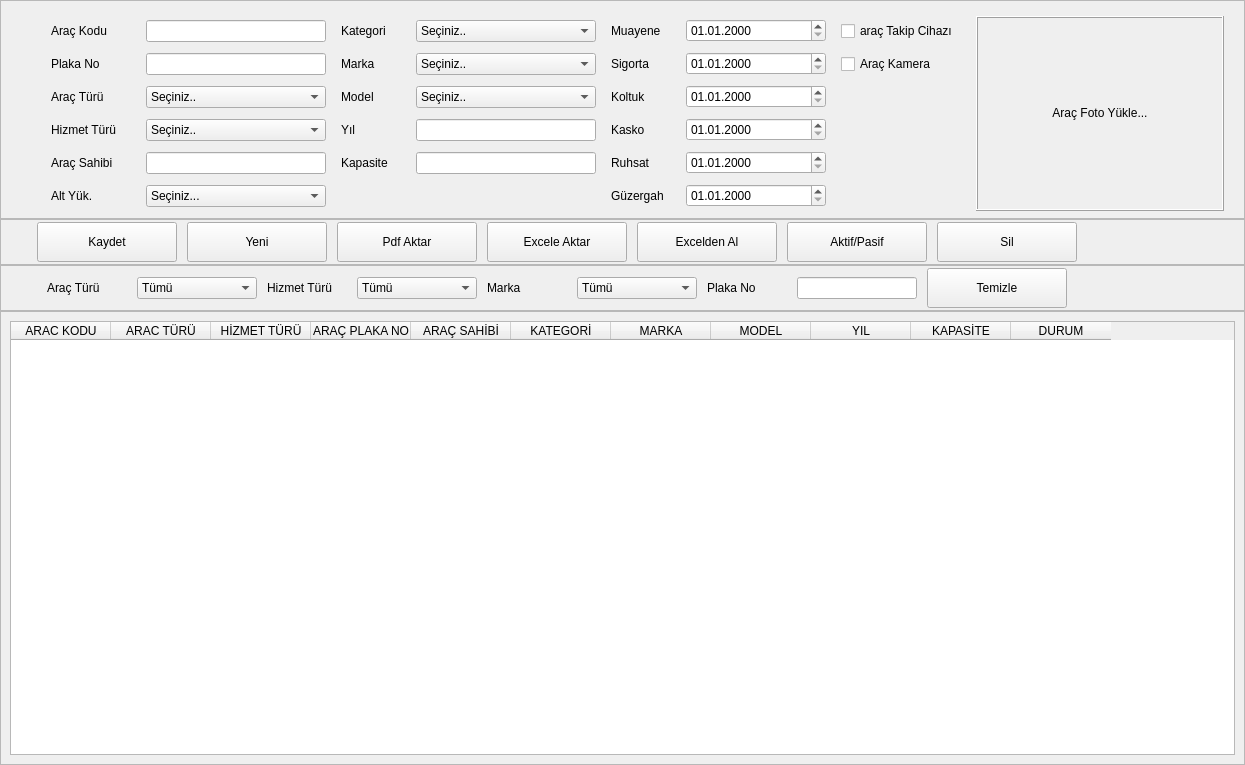
Old version of the form ui/ui_files/vehicles_window.ui in the repository AyhanErcan70/SATTUP.
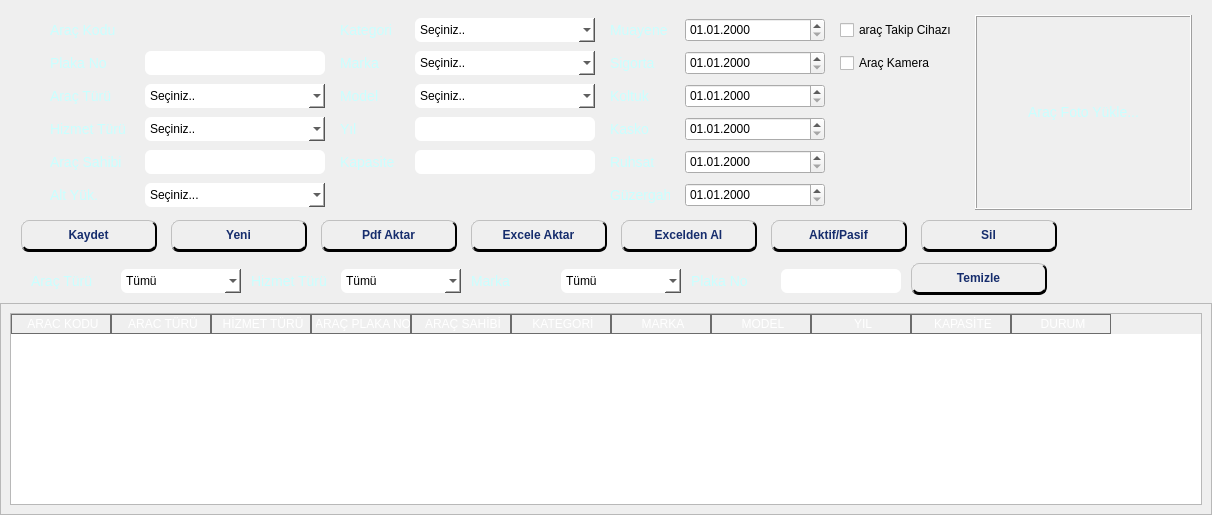
New version of the form. Icons and pictures are not drawn.

Commit message: UI layout/style updates (designer)

What changed in the file:
```diff
--- a/ui/ui_files/vehicles_window.ui
+++ b/ui/ui_files/vehicles_window.ui
@@ -7,14 +7,126 @@
     <x>0</x>
     <y>0</y>
     <width>1245</width>
-    <height>765</height>
+    <height>0</height>
    </rect>
   </property>
   <property name="windowTitle">
    <string>Form</string>
   </property>
   <property name="styleSheet">
-   <string notr="true"/>
+   <string notr="true">QWidget#main_form{border-image: url(:/resimler/a22.png);}
+QWidget#main_form QLabel{color: rgb(202, 255, 255);font_family: &quot;Calibri&quot;;font-size: 14px;}
+
+QFrame#top_frame, QFrame#middle_n_frame, QFrame#middle_s_frame{background: transparent;}
+
+QFrame#top_frame QLineEdit#txt_personel_kodu, QFrame#top_frame QLineEdit#txt_musteri_kodu, QFrame#top_frame QLineEdit#txt_arac_kodu, QFrame#top_frame QLineEdit#txt_sozlesme_kodu{
+	border: none;
+	background:none;
+	background-color:transparent;
+	font-family: &quot;&quot;Poppins&quot;&quot;;
+	font-weight: bold;
+	font-size: 12pt;
+	text-align: center;
+	color:#00ff7f;
+}
+
+QFrame QLineEdit, QFrame QComboBox, QFrame QateEdit {
+	
+	background-color: #fff;
+	border-radius: 6px;
+} 
+QFrame QLineEdit:focus, QFrame QComboBox:focus, QFrame QateEdit:focus {
+	background-color: #ffff10;
+	border: 1px solid #da0000;
+	border-radius: 6px;
+} 
+
+QFrame#top_frame QLabel{color: rgb(202, 255, 255);font_family: &quot;Calibri&quot;;font-size: 14px;}
+QFrame#top_frame QLabel#lbl_photo{font-size: 10px;}
+
+QWidget#main_form QPushButton {
+	background-color: qlineargradient(x1:0, y1:0, x2:0, y2:1,
+                                      stop:0 #B0B0B0, stop: 0.5 #9D9D9D,
+                                      stop: 0.6 #8D8D8D, stop:1 #686868);
+    color: #162d6d;
+    font-family: 'Yu Gothic UI', sans-serif; 
+	font-weight: bold;   
+    font-size: 12px;
+    border-radius: 8px;
+	border-top: 1px solid #C0C0C0;
+    border-left: 1px solid #C0C0C0;
+    border-right: 2px solid #000; 
+    border-bottom: 3px solid #000; 
+	min-height: 28px;
+    margin-right: 4px; 
+    margin-bottom: 5px;    
+}
+QWidget#main_form QPushButton:hover {
+    color: #fff;
+   font-size:14px;
+    border-right: 4px solid #A9A9A9;
+    border-bottom: 5px solid #808080;
+}
+
+QWidget#main_form QPushButton:pressed {
+    color: #55ff00;
+    border-top: 2px solid #696969;
+    border-left: 2px solid #696969;
+    border-right: 1px solid #808080;   
+    border-bottom: 1px solid #808080;     
+    margin-top: 4px;  
+    margin-left: 0px; 
+    margin-bottom: 1px;
+    margin-right: 2px;    
+    padding-top: 10px;  
+}
+
+QFrame#top_frame QTableWidget{
+	color: #000;
+    background-color: #ffffff;
+    alternate-background-color: #cfd0d1;
+    gridline-color: #96999c;            
+    border: 1px solid #4e4e50;
+    border-radius: 4px;
+       
+    outline: 0;                        
+}
+QFrame#top_frame QHeaderView::section, QFrame#bottom_frame QHeaderView::section, QFrame#middle_n_frame QHeaderView::section, QFrame#middle_s_frame QHeaderView::section {
+    background-color: qlineargradient(x1:0, y1:0, x2:0, y2:1,
+                                      stop:0 #2246AA, stop: 0.5 #1A3580,
+                                      stop: 0.6 #162d6d, stop:1 #20409c);
+    color: white;
+    padding-left: 4px;
+    border: 1px solid #6c6c6c;
+}
+
+QFrame#top_frame QTableWidget::item, QFrame#bottom_frame QTableWidget::item, QFrame#middle_n_frame QTableWidget::item, QFrame#middle_s_frame QTableWidget::item {
+    padding: 2px 6px;
+    border-bottom: 1px solid #757779;
+}
+
+QFrame#top_frame QTableWidget::item:selected, QFrame#bottom_frame QTableWidget::item:selected, QFrame#middle_n_frame QTableWidget::item:selected, QFrame#middle_s_frame QTableWidget::item:selected {
+    background-color: #e1f5fe;
+    color: #162D6D;
+    border-left: 3px solid #01c4ff;  
+}
+
+QFrame#top_frame QTableWidget QTableCornerButton::section, QFrame#bottom_frame QTableWidget QTableCornerButton::section, QFrame#middle_n_frame QTableWidget QTableCornerButton::section, QFrame#middle_s_frame QTableWidget QTableCornerButton::section {
+    background-color: #162D6D;
+    border: none;
+}
+/*QWidget#main_form QComboBox::down-arrow {
+	image: url(:/simgeler/down-arrow2.png);}
+
+QWidget#main_form QComboBox::down-arrow:on { 
+    top: 1px;
+    left: 1px;
+}*/
+
+
+
+
+</string>
   </property>
   <layout class="QGridLayout" name="gridLayout_8">
    <property name="leftMargin">
@@ -75,7 +187,7 @@
           <property name="minimumSize">
            <size>
             <width>140</width>
-            <height>40</height>
+            <height>37</height>
            </size>
           </property>
           <property name="maximumSize">
@@ -100,7 +212,7 @@
           <property name="minimumSize">
            <size>
             <width>140</width>
-            <height>40</height>
+            <height>37</height>
            </size>
           </property>
           <property name="maximumSize">
@@ -125,7 +237,7 @@
           <property name="minimumSize">
            <size>
             <width>140</width>
-            <height>40</height>
+            <height>37</height>
            </size>
           </property>
           <property name="maximumSize">
@@ -150,7 +262,7 @@
           <property name="minimumSize">
            <size>
             <width>140</width>
-            <height>40</height>
+            <height>37</height>
            </size>
           </property>
           <property name="maximumSize">
@@ -175,7 +287,7 @@
           <property name="minimumSize">
            <size>
             <width>140</width>
-            <height>40</height>
+            <height>37</height>
            </size>
           </property>
           <property name="maximumSize">
@@ -200,7 +312,7 @@
           <property name="minimumSize">
            <size>
             <width>140</width>
-            <height>40</height>
+            <height>37</height>
            </size>
           </property>
           <property name="maximumSize">
@@ -225,7 +337,7 @@
           <property name="minimumSize">
            <size>
             <width>140</width>
-            <height>40</height>
+            <height>37</height>
            </size>
           </property>
           <property name="maximumSize">
@@ -337,10 +449,10 @@
    <item row="0" column="0">
     <widget class="QFrame" name="top_frame">
      <property name="frameShape">
-      <enum>QFrame::Shape::StyledPanel</enum>
+      <enum>QFrame::Shape::NoFrame</enum>
      </property>
      <property name="frameShadow">
-      <enum>QFrame::Shadow::Raised</enum>
+      <enum>QFrame::Shadow::Plain</enum>
      </property>
      <layout class="QGridLayout" name="gridLayout_2">
       <property name="leftMargin">
@@ -433,13 +545,13 @@
           <property name="minimumSize">
            <size>
             <width>140</width>
-            <height>0</height>
+            <height>24</height>
            </size>
           </property>
           <property name="maximumSize">
            <size>
             <width>16777215</width>
-            <height>16777215</height>
+            <height>24</height>
            </size>
           </property>
           <property name="alignment">
@@ -580,13 +692,13 @@
           <property name="minimumSize">
            <size>
             <width>180</width>
-            <height>0</height>
+            <height>24</height>
            </size>
           </property>
           <property name="maximumSize">
            <size>
             <width>180</width>
-            <height>16777215</height>
+            <height>24</height>
            </size>
           </property>
           <item>
@@ -607,13 +719,13 @@
           <property name="minimumSize">
            <size>
             <width>140</width>
-            <height>0</height>
+            <height>24</height>
            </size>
           </property>
           <property name="maximumSize">
            <size>
             <width>16777215</width>
-            <height>16777215</height>
+            <height>24</height>
            </size>
           </property>
           <property name="alignment">
@@ -660,13 +772,13 @@
           <property name="minimumSize">
            <size>
             <width>180</width>
-            <height>0</height>
+            <height>24</height>
            </size>
           </property>
           <property name="maximumSize">
            <size>
             <width>180</width>
-            <height>16777215</height>
+            <height>24</height>
            </size>
           </property>
          </widget>
@@ -707,13 +819,13 @@
           <property name="minimumSize">
            <size>
             <width>140</width>
-            <height>0</height>
+            <height>24</height>
            </size>
           </property>
           <property name="maximumSize">
            <size>
             <width>16777215</width>
-            <height>16777215</height>
+            <height>24</height>
            </size>
           </property>
           <property name="alignment">
@@ -735,13 +847,13 @@
           <property name="minimumSize">
            <size>
             <width>180</width>
-            <height>0</height>
+            <height>24</height>
            </size>
           </property>
           <property name="maximumSize">
            <size>
             <width>180</width>
-            <height>16777215</height>
+            <height>24</height>
            </size>
           </property>
          </widget>
@@ -807,13 +919,13 @@
           <property name="minimumSize">
            <size>
             <width>140</width>
-            <height>0</height>
+            <height>24</height>
            </size>
           </property>
           <property name="maximumSize">
            <size>
             <width>16777215</width>
-            <height>16777215</height>
+            <height>24</height>
            </size>
           </property>
           <property name="alignment">
@@ -885,13 +997,13 @@
           <property name="minimumSize">
            <size>
             <width>180</width>
-            <height>0</height>
+            <height>24</height>
            </size>
           </property>
           <property name="maximumSize">
            <size>
             <width>180</width>
-            <height>16777215</height>
+            <height>24</height>
            </size>
           </property>
           <item>
@@ -922,13 +1034,13 @@
           <property name="minimumSize">
            <size>
             <width>180</width>
-            <height>0</height>
+            <height>24</height>
            </size>
           </property>
           <property name="maximumSize">
            <size>
             <width>180</width>
-            <height>16777215</height>
+            <height>24</height>
            </size>
           </property>
          </widget>
@@ -969,13 +1081,13 @@
           <property name="minimumSize">
            <size>
             <width>180</width>
-            <height>0</height>
+            <height>24</height>
            </size>
           </property>
           <property name="maximumSize">
            <size>
             <width>180</width>
-            <height>16777215</height>
+            <height>24</height>
            </size>
           </property>
          </widget>
@@ -1016,13 +1128,13 @@
           <property name="minimumSize">
            <size>
             <width>180</width>
-            <height>0</height>
+            <height>24</height>
            </size>
           </property>
           <property name="maximumSize">
            <size>
             <width>180</width>
-            <height>16777215</height>
+            <height>24</height>
            </size>
           </property>
           <item>
@@ -1043,13 +1155,13 @@
           <property name="minimumSize">
            <size>
             <width>140</width>
-            <height>0</height>
+            <height>24</height>
            </size>
           </property>
           <property name="maximumSize">
            <size>
             <width>16777215</width>
-            <height>16777215</height>
+            <height>24</height>
            </size>
           </property>
           <property name="alignment">
@@ -1096,13 +1208,13 @@
           <property name="minimumSize">
            <size>
             <width>140</width>
-            <height>0</height>
+            <height>24</height>
            </size>
           </property>
           <property name="maximumSize">
            <size>
             <width>16777215</width>
-            <height>16777215</height>
+            <height>24</height>
            </size>
           </property>
           <property name="alignment">
@@ -1124,13 +1236,13 @@
           <property name="minimumSize">
            <size>
             <width>180</width>
-            <height>0</height>
+            <height>24</height>
            </size>
           </property>
           <property name="maximumSize">
            <size>
             <width>180</width>
-            <height>16777215</height>
+            <height>24</height>
            </size>
           </property>
           <item>
@@ -1236,13 +1348,13 @@
           <property name="minimumSize">
            <size>
             <width>180</width>
-            <height>0</height>
+            <height>24</height>
            </size>
           </property>
           <property name="maximumSize">
            <size>
             <width>180</width>
-            <height>16777215</height>
+            <height>24</height>
            </size>
           </property>
           <item>
@@ -1313,13 +1425,13 @@
           <property name="minimumSize">
            <size>
             <width>180</width>
-            <height>0</height>
+            <height>24</height>
            </size>
           </property>
           <property name="maximumSize">
            <size>
             <width>180</width>
-            <height>16777215</height>
+            <height>24</height>
            </size>
           </property>
           <item>
@@ -1418,13 +1530,13 @@
           <property name="minimumSize">
            <size>
             <width>120</width>
-            <height>0</height>
+            <height>24</height>
            </size>
           </property>
           <property name="maximumSize">
            <size>
             <width>120</width>
-            <height>16777215</height>
+            <height>24</height>
            </size>
           </property>
           <item>
@@ -1455,13 +1567,13 @@
           <property name="minimumSize">
            <size>
             <width>120</width>
-            <height>0</height>
+            <height>24</height>
            </size>
           </property>
           <property name="maximumSize">
            <size>
             <width>120</width>
-            <height>16777215</height>
+            <height>24</height>
            </size>
           </property>
           <item>
@@ -1532,7 +1644,7 @@
           <property name="minimumSize">
            <size>
             <width>140</width>
-            <height>40</height>
+            <height>37</height>
            </size>
           </property>
           <property name="maximumSize">
@@ -1557,13 +1669,13 @@
           <property name="minimumSize">
            <size>
             <width>120</width>
-            <height>0</height>
+            <height>24</height>
            </size>
           </property>
           <property name="maximumSize">
            <size>
             <width>120</width>
-            <height>16777215</height>
+            <height>24</height>
            </size>
           </property>
          </widget>
@@ -1579,13 +1691,13 @@
           <property name="minimumSize">
            <size>
             <width>120</width>
-            <height>0</height>
+            <height>24</height>
            </size>
           </property>
           <property name="maximumSize">
            <size>
             <width>120</width>
-            <height>16777215</height>
+            <height>24</height>
            </size>
           </property>
           <item>
```
Left out of the diff: 4 changed lines with no effect on the pictures. The commit also changes 6 other files.
